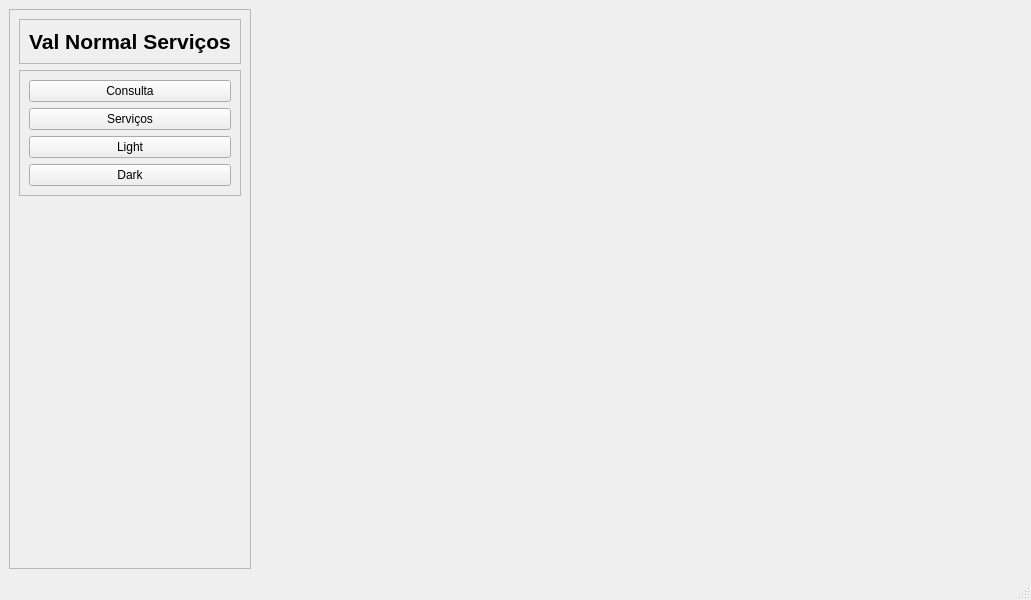
First picture: the form in view/main_window.ui, repository ImperadorFortum/Projeto_integra-o2.0, before the edit.
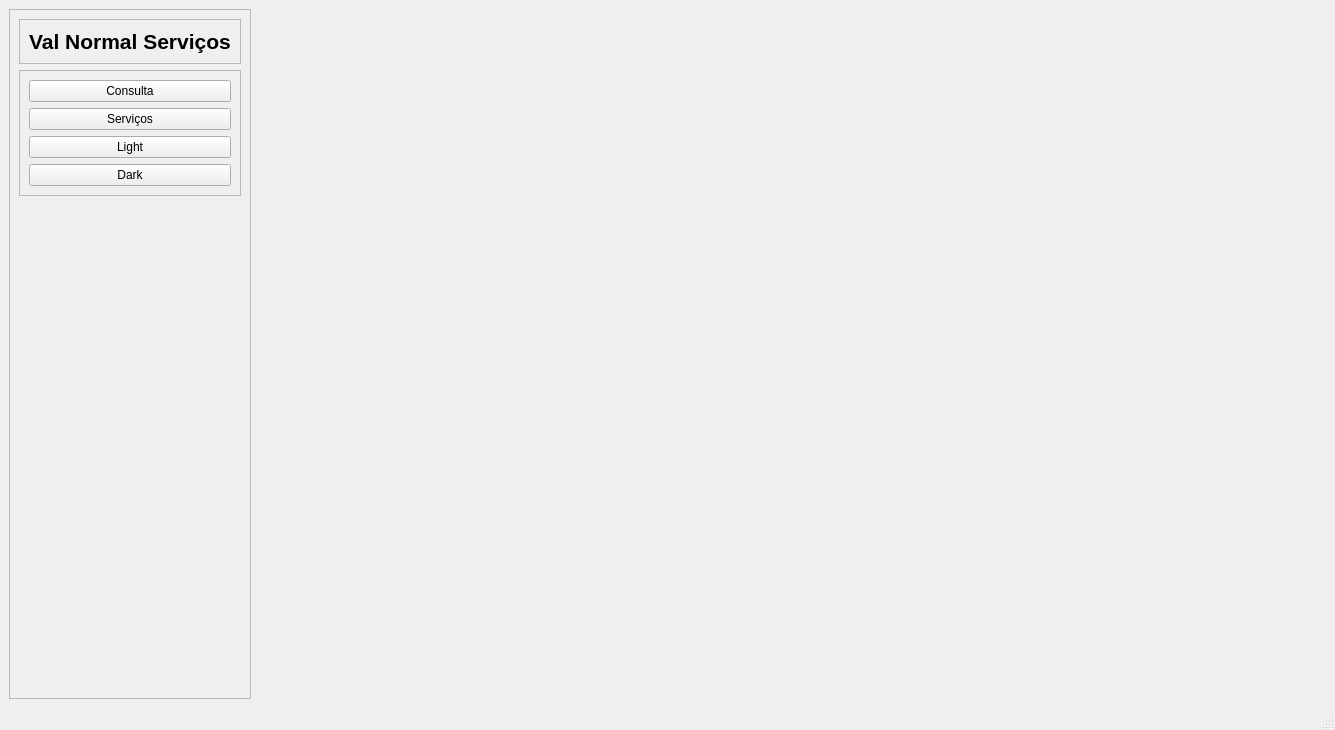
Second picture: the form after the edit.

The edit to the form file:
```diff
--- a/view/main_window.ui
+++ b/view/main_window.ui
@@ -6,8 +6,8 @@
    <rect>
     <x>0</x>
     <y>0</y>
-    <width>1031</width>
-    <height>600</height>
+    <width>1335</width>
+    <height>730</height>
    </rect>
   </property>
   <property name="windowTitle">
```
Left out of the diff: 2 changed lines with no effect on the pictures.
